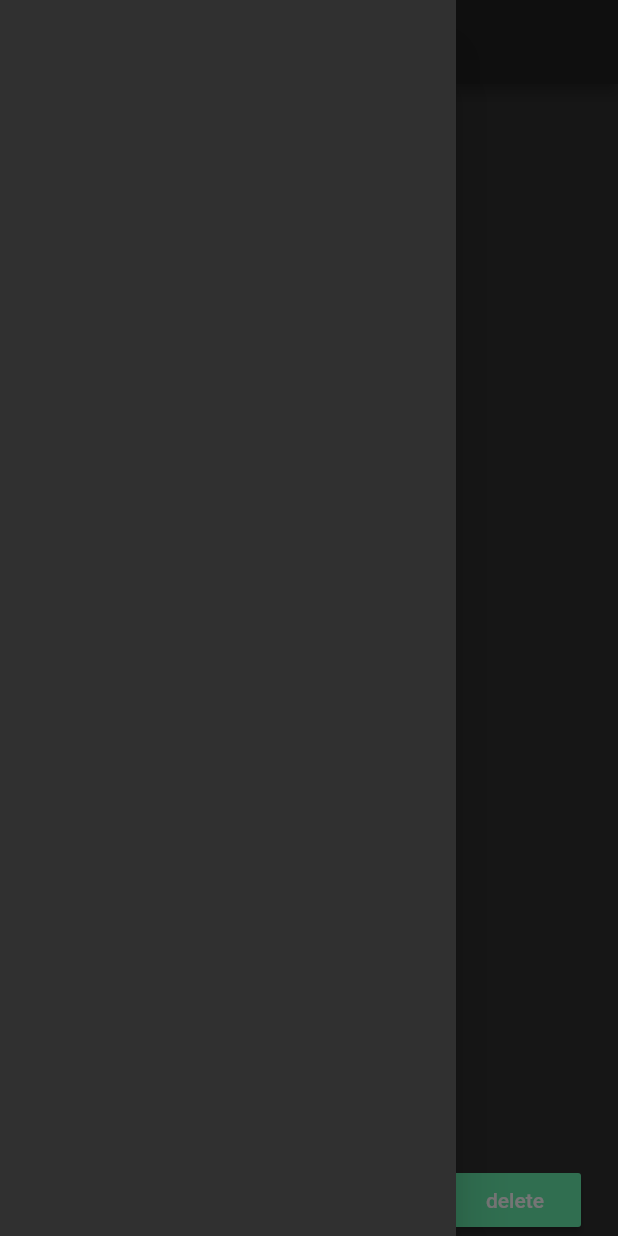
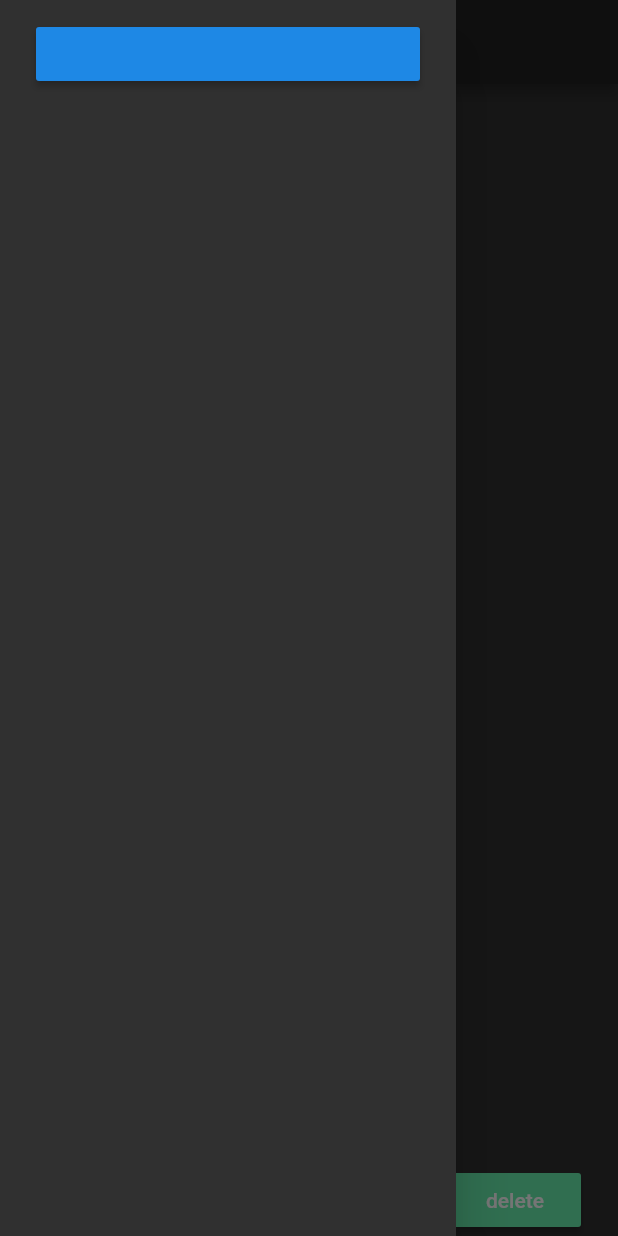
Before and after one commit to singhtaran1005/flutter_hive, a Flutter app: the screen it shows after launch, with the side drawer open, on a phone screen of 412 x 824 dp. Run offline on Flutter 3.47's test engine with Material 2 defaults, Android fonts, the phone set to English and light mode, and no system bars; our stand-ins replace hive; accounts and stored records are empty.

```diff
--- a/lib/screens/homePage.dart
+++ b/lib/screens/homePage.dart
@@ -1,9 +1,11 @@
 import 'package:flutter/material.dart';
 import 'package:hive/hive.dart';
 
+import '../main.dart';
+
 class MyHomePage extends StatefulWidget {
-  MyHomePage({Key key, this.title}) : super(key: key);
   final String title;
+  MyHomePage({this.title});
   @override
   _MyHomePageState createState() => _MyHomePageState();
 }
@@ -24,16 +26,34 @@ class _MyHomePageState extends State<MyHomePage> {
     });
     super.initState();
   }
+
   getet() {
     setState(() {
-        name = appbox.get("a");
-      });
+      name = appbox.get("a");
+    });
   }
+
   @override
   Widget build(BuildContext context) {
     return Scaffold(
       appBar: AppBar(title: Text('$title')),
-      drawer: Drawer(),
+      drawer: Drawer(
+        child: ListTile(
+          title: Padding(
+            padding: const EdgeInsets.all(8.0),
+            child: RaisedButton(
+              onPressed: () {
+                Text('Profile',
+                    style: TextStyle(
+                      fontSize: 50,
+                      color: Colors.black45,
+                      fontWeight: FontWeight.w100,
+                    ));
+              },
+            ),
+          ),
+        ),
+      ),
       body: Column(children: <Widget>[
         Expanded(
           child: Center(
@@ -42,6 +62,10 @@ class _MyHomePageState extends State<MyHomePage> {
                 print(appbox.get("a"));
                 print(appbox.get("b"));
                 print(appbox.get("c"));
+                Navigator.push(
+    context,
+    MaterialPageRoute(builder: (context) => NEWSCREEN()),
+  );
               },
               child: Text("Show"),
               color: Colors.deepOrangeAccent,
@@ -132,7 +156,7 @@ class _MyHomePageState extends State<MyHomePage> {
               color: Colors.greenAccent,
             ),
             RaisedButton(
-              onPressed: (){
+              onPressed: () {
                 showDialog(
                   context: context,
                   builder: (BuildContext context) {
@@ -164,7 +188,6 @@ class _MyHomePageState extends State<MyHomePage> {
               },
               child: Text("delete"),
               color: Colors.greenAccent,
-
             )
           ],
         )
```
